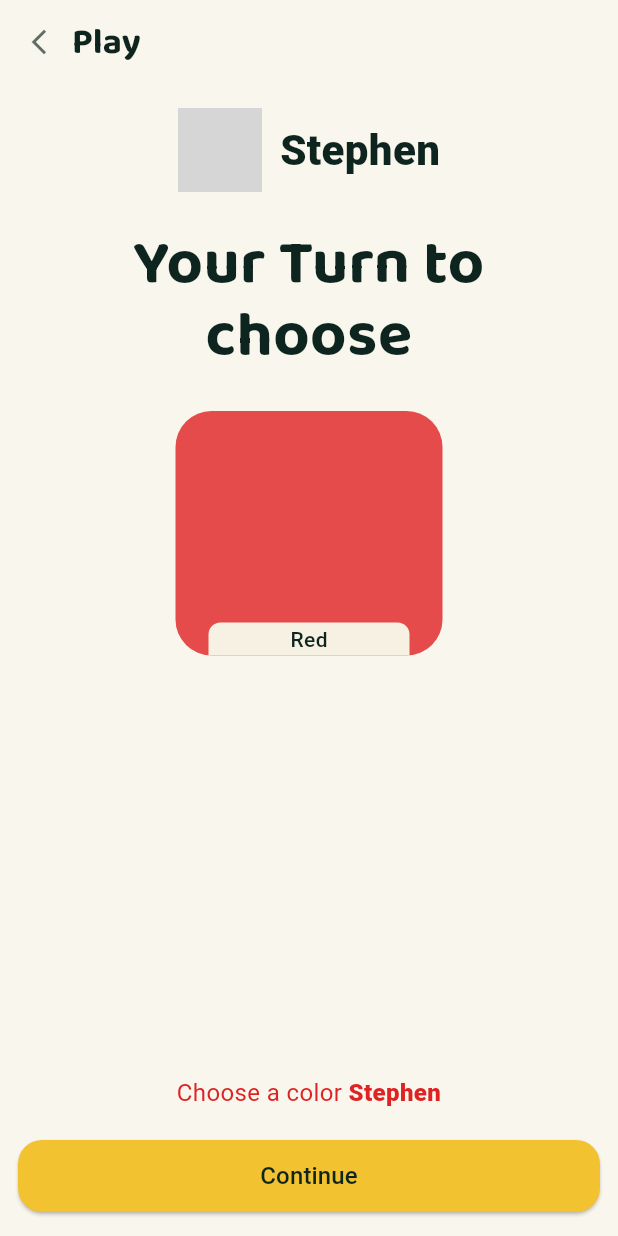
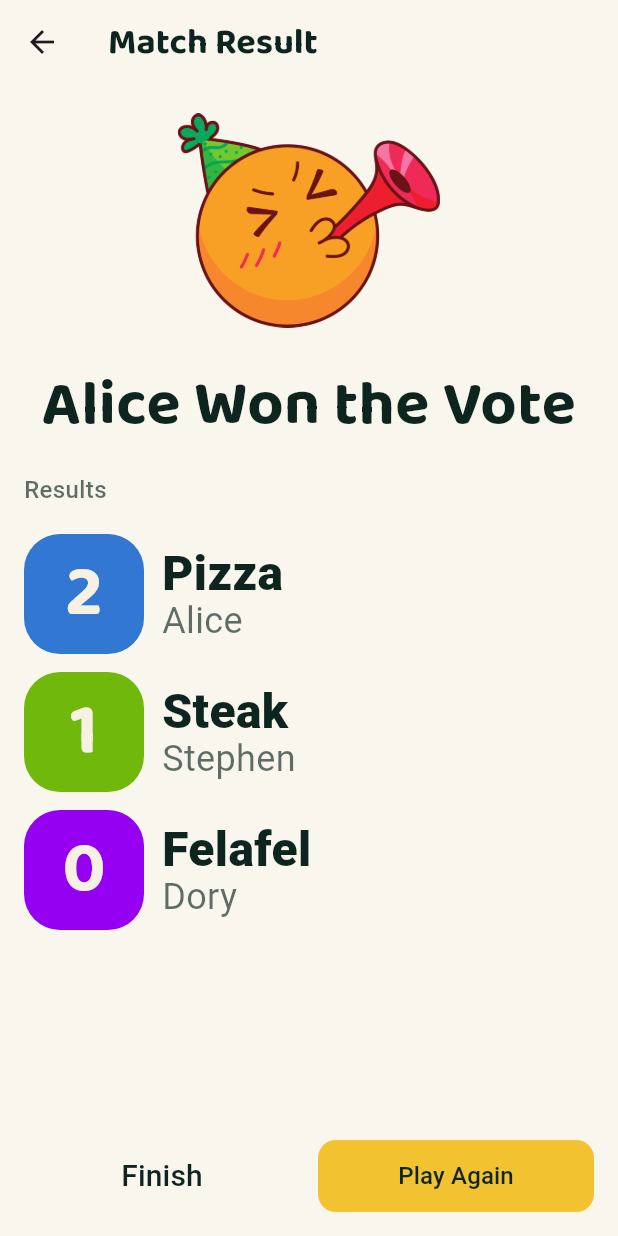
Before and after one commit to Setupboy/TOWH-Flutter, a Flutter app: the GameView screen opened directly with empty values, after a tap on "Continue", on a phone screen of 412 x 824 dp. Run offline on Flutter 3.47's test engine with Material 3 defaults, Android fonts, the phone set to English and light mode, and no system bars; our stand-ins replace fluentui_system_icons, flutter_svg, smooth_page_indicator; network calls fail; Roboto replaces fonts that are missing (MPLUSR1); grey boxes are pictures that could not be loaded.

Commit message:
implement result screen with stickers

```diff
--- a/lib/features/game/screens/game_view.dart
+++ b/lib/features/game/screens/game_view.dart
@@ -6,6 +6,7 @@ import '../../../core/theme/color.dart';
 import '../../../core/theme/font.dart';
 import '../../../core/utils/player_data.dart';
 import '../../game_setup/screens/ready_to_play_view.dart';
+import 'result_view.dart';
 
 class GameView extends StatefulWidget {
   final int playersCount;
@@ -238,7 +239,13 @@ class _GameViewState extends State<GameView> {
   }
 
   void _onContinuePressed() {
-    if (_currentPlayerIndex >= widget.playersCount - 1) return;
+    if (_currentPlayerIndex >= widget.playersCount - 1) {
+      Navigator.pushReplacement(
+        context,
+        MaterialPageRoute(builder: (_) => const ResultView()),
+      );
+      return;
+    }
     setState(() {
       _currentPlayerIndex++;
       _selectedColorIndex = null;
--- /dev/null
+++ b/lib/features/game/screens/result_view.dart
@@ -0,0 +1,261 @@
+import 'dart:math';
+
+import 'package:flutter/material.dart';
+
+import '../../../core/theme/color.dart';
+import '../../../core/theme/font.dart';
+import '../../game_setup/screens/new_game_view.dart';
+import '../../home/screens/home_view.dart';
+
+class ResultView extends StatefulWidget {
+  const ResultView({super.key});
+
+  @override
+  State<ResultView> createState() => _ResultViewState();
+}
+
+class _ResultViewState extends State<ResultView> {
+  static const List<String> _stickers = [
+    'assets/images/result_page/sticker1.png',
+    'assets/images/result_page/sticker2.png',
+    'assets/images/result_page/sticker3.png',
+    'assets/images/result_page/sticker4.png',
+  ];
+
+  late final String _selectedSticker;
+
+  @override
+  void initState() {
+    super.initState();
+    _selectedSticker = _stickers[Random().nextInt(_stickers.length)];
+  }
+
+  @override
+  Widget build(BuildContext context) {
+    return Scaffold(
+      backgroundColor: kColorWithe50,
+      appBar: AppBar(
+        backgroundColor: kColorWithe50,
+        elevation: 0,
+        surfaceTintColor: Colors.transparent,
+        titleSpacing: 16,
+        title: const Text(
+          'Match Result',
+          style: TextStyle(
+            fontSize: 24,
+            fontFamily: kFontBaloo2,
+            fontWeight: FontWeight.w600,
+            color: kColorBlue900,
+            height: 1.0,
+          ),
+        ),
+      ),
+      body: SafeArea(
+        child: Padding(
+          padding: const EdgeInsets.fromLTRB(16, 16, 16, 16),
+          child: Column(
+            children: [
+              Expanded(
+                child: SingleChildScrollView(
+                  child: Column(
+                    crossAxisAlignment: CrossAxisAlignment.start,
+                    children: [
+                      Center(
+                        child: SizedBox(
+                          width: 175,
+                          height: 150,
+                          child: Image.asset(_selectedSticker),
+                        ),
+                      ),
+                      const SizedBox(height: 24),
+                      const Center(
+                        child: Text(
+                          'Alice Won the Vote',
+                          textAlign: TextAlign.center,
+                          style: TextStyle(
+                            fontSize: 42,
+                            fontFamily: kFontBaloo2,
+                            fontWeight: FontWeight.w700,
+                            color: kColorBlue900,
+                            height: 1.14,
+                          ),
+                        ),
+                      ),
+                      const SizedBox(height: 20),
+                      const Text(
+                        'Results',
+                        style: TextStyle(
+                          fontSize: 16,
+                          fontFamily: kFontMPL,
+                          fontWeight: FontWeight.w500,
+                          color: kColorBlue800,
+                          height: 1.62,
+                        ),
+                      ),
+                      const SizedBox(height: 16),
+                      const _ResultRow(
+                        score: '2',
+                        scoreColor: Color(0xFF3277D1),
+                        title: 'Pizza',
+                        playerName: 'Alice',
+                      ),
+                      const SizedBox(height: 12),
+                      const _ResultRow(
+                        score: '1',
+                        scoreColor: Color(0xFF70B80C),
+                        title: 'Steak',
+                        playerName: 'Stephen',
+                      ),
+                      const SizedBox(height: 12),
+                      const _ResultRow(
+                        score: '0',
+                        scoreColor: Color(0xFF9500F2),
+                        title: 'Felafel',
+                        playerName: 'Dory',
+                      ),
+                    ],
+                  ),
+                ),
+              ),
+              const SizedBox(height: 12),
+              Row(
+                children: [
+                  Expanded(
+                    child: SizedBox(
+                      width: 184,
+                      height: 45,
+                      child: TextButton(
+                        onPressed: () {
+                          Navigator.pushAndRemoveUntil(
+                            context,
+                            MaterialPageRoute(builder: (_) => const Homeview()),
+                            (route) => false,
+                          );
+                        },
+                        child: const Text(
+                          'Finish',
+                          style: TextStyle(
+                            fontSize: 20,
+                            fontFamily: kFontMPL,
+                            fontWeight: FontWeight.w500,
+                            color: kColorBlue900,
+                            height: 1.46,
+                          ),
+                        ),
+                      ),
+                    ),
+                  ),
+                  const SizedBox(width: 12),
+                  Expanded(
+                    flex: 1,
+                    child: SizedBox(
+                      height: 48,
+                      width: 184,
+                      child: ElevatedButton(
+                        onPressed: () {
+                          Navigator.pushAndRemoveUntil(
+                            context,
+                            MaterialPageRoute(
+                              builder: (_) => const NewGameView(),
+                            ),
+                            (route) => false,
+                          );
+                        },
+                        style: ElevatedButton.styleFrom(
+                          elevation: 0,
+                          backgroundColor: kColorYellow200,
+                          shape: RoundedRectangleBorder(
+                            borderRadius: BorderRadius.circular(12),
+                          ),
+                        ),
+                        child: const Text(
+                          'Play Again',
+                          style: TextStyle(
+                            fontSize: 16,
+                            fontFamily: kFontMPL,
+                            fontWeight: FontWeight.w500,
+                            color: kColorBlue900,
+                            height: 1.46,
+                          ),
+                        ),
+                      ),
+                    ),
+                  ),
+                ],
+              ),
+            ],
+          ),
+        ),
+      ),
+    );
+  }
+}
+
+class _ResultRow extends StatelessWidget {
+  final String score;
+  final Color scoreColor;
+  final String title;
+  final String playerName;
+
+  const _ResultRow({
+    required this.score,
+    required this.scoreColor,
+    required this.title,
+    required this.playerName,
+  });
+
+  @override
+  Widget build(BuildContext context) {
+    return Row(
+      children: [
+        Container(
+          width: 80,
+          height: 80,
+          decoration: BoxDecoration(
+            color: scoreColor,
+            borderRadius: BorderRadius.circular(24),
+          ),
+          child: Center(
+            child: Text(
+              score,
+              style: const TextStyle(
+                fontSize: 48,
+                fontFamily: kFontBaloo2,
+                fontWeight: FontWeight.w600,
+                color: kColorWithe100,
+                height: 1.0,
+              ),
+            ),
+          ),
+        ),
+        const SizedBox(width: 12),
+        Column(
+          crossAxisAlignment: CrossAxisAlignment.start,
+          children: [
+            Text(
+              title,
+              style: const TextStyle(
+                fontSize: 32,
+                fontFamily: kFontMPL,
+                fontWeight: FontWeight.w800,
+                color: kColorBlue900,
+                height: 1.0,
+              ),
+            ),
+            const SizedBox(height: 4),
+            Text(
+              playerName,
+              style: const TextStyle(
+                fontSize: 24,
+                fontFamily: kFontMPL,
+                fontWeight: FontWeight.w400,
+                color: kColorBlue800,
+                height: 1.0,
+              ),
+            ),
+          ],
+        ),
+      ],
+    );
+  }
+}
--- a/pubspec.yaml
+++ b/pubspec.yaml
@@ -63,6 +63,7 @@ flutter:
   # To add assets to your application, add an assets section, like this:
   assets:
     - assets/images/onboardings/
+    - assets/images/result_page/
     - assets/icons/
   #   - images/a_dot_ham.jpeg
 
```
Also changed, not shown: assets/images/result_page/sticker1.png (added), assets/images/result_page/sticker2.png (added), assets/images/result_page/sticker3.png (added), assets/images/result_page/sticker4.png (added).
